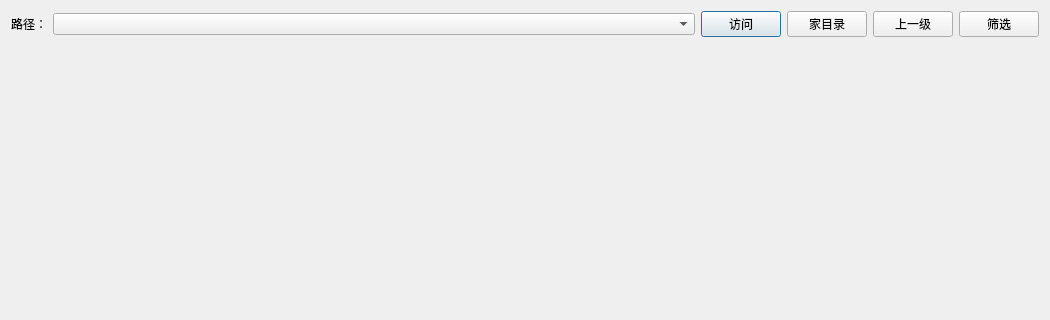
First picture: the form in Gui/Control/ExplorerControl.ui, repository taynpg/relayFile, before the edit; both pictures show x 0 to 1050 and y 0 to 320 of the 1050 by 558 pixel window.
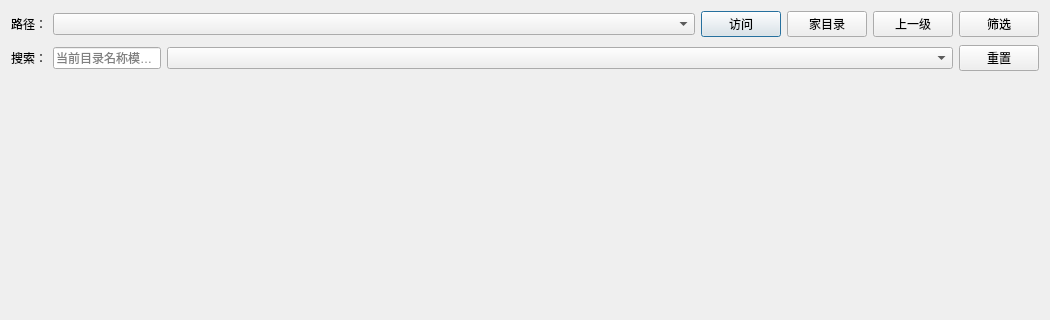
Second picture: the form after the edit. Custom widgets are drawn as their Qt base class.

Commit message: explorer：添加内容筛选搜索。

```diff
--- a/Gui/Control/ExplorerControl.ui
+++ b/Gui/Control/ExplorerControl.ui
@@ -63,6 +63,58 @@
      </item>
     </layout>
    </item>
+   <item>
+    <widget class="QWidget" name="filterWidget" native="true">
+     <layout class="QHBoxLayout" name="filterLayout">
+      <property name="leftMargin">
+       <number>0</number>
+      </property>
+      <property name="topMargin">
+       <number>2</number>
+      </property>
+      <property name="rightMargin">
+       <number>0</number>
+      </property>
+      <property name="bottomMargin">
+       <number>2</number>
+      </property>
+      <item>
+       <widget class="QLabel" name="labelSearch">
+        <property name="text">
+         <string>搜索：</string>
+        </property>
+       </widget>
+      </item>
+      <item>
+       <widget class="QLineEdit" name="edSearch">
+        <property name="placeholderText">
+         <string>当前目录名称模糊搜索</string>
+        </property>
+        <property name="clearButtonEnabled">
+         <bool>true</bool>
+        </property>
+       </widget>
+      </item>
+      <item>
+       <widget class="CheckableComboBox" name="cbExt">
+        <property name="sizePolicy">
+         <sizepolicy hsizetype="Expanding" vsizetype="Fixed">
+          <horstretch>1</horstretch>
+          <verstretch>0</verstretch>
+         </sizepolicy>
+        </property>
+       </widget>
+      </item>
+      <item>
+       <widget class="QPushButton" name="btnResetFilter">
+        <property name="text">
+         <string>重置</string>
+        </property>
+       </widget>
+      </item>
+     </layout>
+    </widget>
+   </item>
    <item>
     <widget class="QWidget" name="widget" native="true">
      <property name="sizePolicy">
@@ -76,5 +128,12 @@
   </layout>
  </widget>
  <resources/>
+ <customwidgets>
+  <customwidget>
+   <class>CheckableComboBox</class>
+   <extends>QComboBox</extends>
+   <header>Control/CheckableComboBox.h</header>
+  </customwidget>
+ </customwidgets>
  <connections/>
 </ui>
```
Left out of the diff: 6 changed lines with no effect on the pictures. The commit also changes 5 other files.
